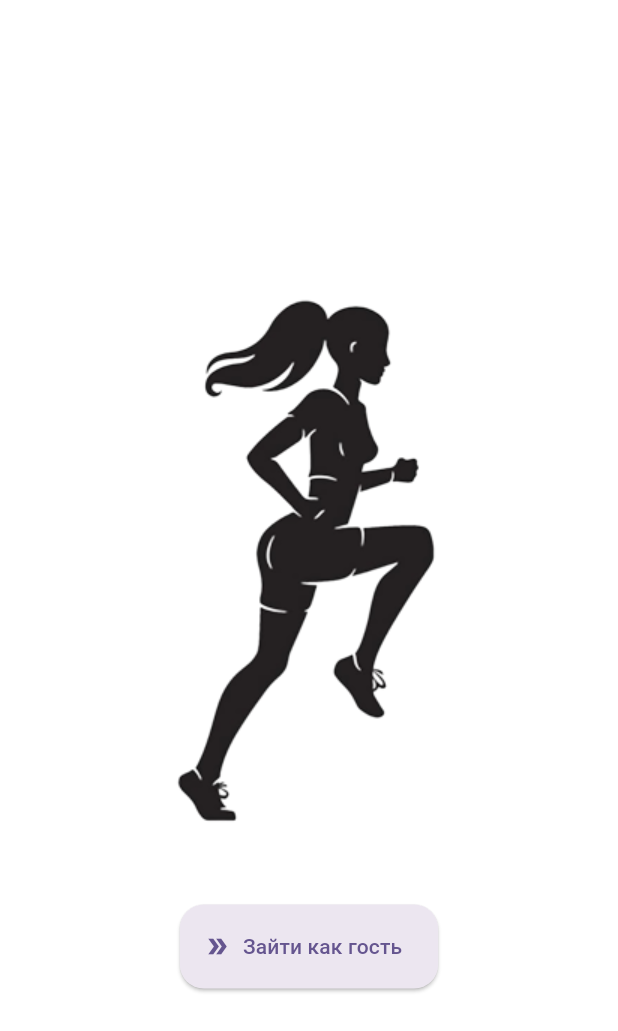
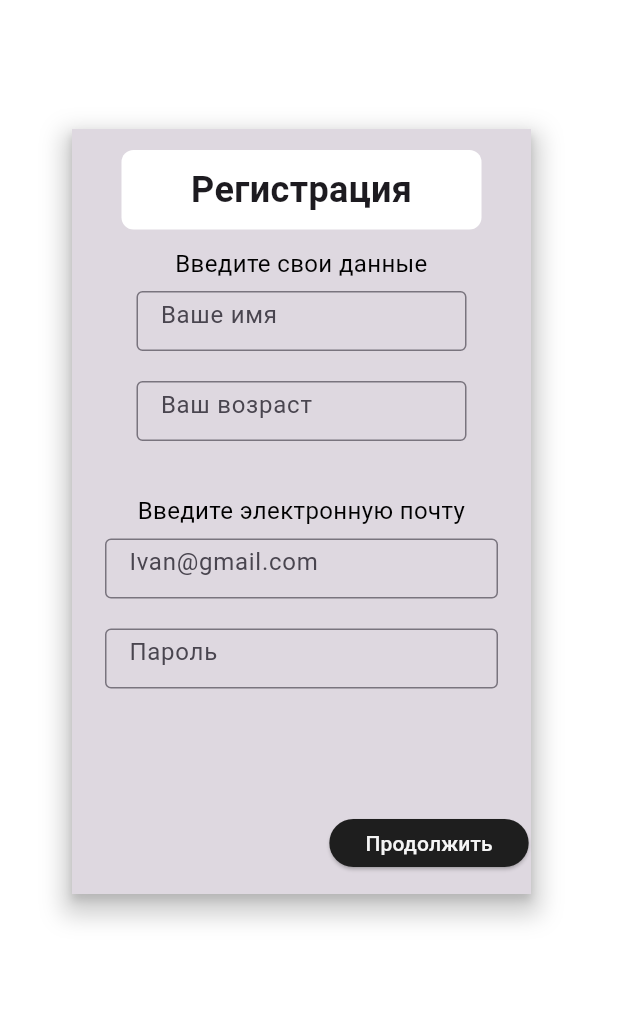
Before and after one commit to kosmanchik/HealthGo, a Flutter app: the RegistrationScreen screen opened directly, on a phone screen of 412 x 824 dp. Shown: the top 1031 px of the screen. Run offline on Flutter 3.47's test engine with Material 3 defaults, Android fonts, the phone set to English and light mode, and no system bars; our stand-ins replace shared_preferences; accounts and stored records are empty.

Commit message:
Registration screen
Implementation of registration screen without back-end registration.

```diff
--- a/lib/screens/Train/train.dart
+++ b/lib/screens/Train/train.dart
@@ -1,5 +1,5 @@
 import 'package:flutter/widgets.dart';
-import 'package:health_go/screens/train/exercise_screen.dart';
+import 'package:health_go/screens/Train/exercise_screen.dart';
 import 'package:health_go/supportive_widgets/image_section.dart';
 
 class Trains { //Класс тренировок, добавляем сюда все заготовленные тренировки в виде массива упражнений в нужном порядке
@@ -11,5 +11,4 @@ class Trains { //Класс тренировок, добавляем сюда в
     ExerciseScreen(ImageSection("assets/images/back_exercise.png"), 90),
     ExerciseScreen(ImageSection("assets/images/lunges_exercise.png"), 90)
   ];
-
 }
--- a/lib/screens/registration_screen.dart
+++ b/lib/screens/registration_screen.dart
@@ -1,39 +1,93 @@
 import 'package:flutter/material.dart';
-import 'package:health_go/screens/goal_screen.dart';
-import 'package:health_go/screens/train_choice.dart';
-import 'package:health_go/supportive_widgets/image_section.dart';
-import '../supportive_widgets/button_icon.dart';
-import '../user/preferences.dart';
+import 'package:flutter/widgets.dart';
+import 'package:health_go/supportive_widgets/button.dart';
+import 'package:health_go/supportive_widgets/input_textbox.dart';
+import 'package:health_go/supportive_widgets/registration_text.dart';
 
-// ignore: must_be_immutable
 class RegistrationScreen extends StatelessWidget{
-  final bool _isRegitrated = UserPreferences.GetIfRegistrated() ?? false; //либо мы знаем что пользователь зарегистрирован и сохраняли это => true, либо нет => false
-
-  RegistrationScreen({super.key});
+  const RegistrationScreen({super.key});
 
   @override
   Widget build(BuildContext context) {
     return Scaffold(
-      body: Column(
-        mainAxisAlignment: MainAxisAlignment.center,
-        crossAxisAlignment: CrossAxisAlignment.center,
-        spacing: 28,
-        children: [
-          ImageSection("assets/images/running_girl.png"),
-          ButtonIcon(Icon(Icons.double_arrow_outlined), Size(116.0, 56.0), "Зайти как гость", () {
-            Navigator.pushAndRemoveUntil(
-              context,
-              MaterialPageRoute(builder: (context) {
-                if (!_isRegitrated) {
-                  return GoalScreen();
-                }
-                return TrainChooseScreen();
-                }
+      body: Container(
+        decoration: BoxDecoration(
+          color: Color(0xFFDED8E0),
+          boxShadow: [
+            BoxShadow(
+              color: Colors.grey.withValues(alpha: 0.5),
+              spreadRadius: 0,
+              blurRadius: 4,
+              offset: Offset(0, 4),
+            ),
+            BoxShadow(
+              color: Colors.grey.withValues(alpha: 0.5),
+              spreadRadius: 6,
+              blurRadius: 12,
+              offset: Offset(0, 8),
+            )]
+          ),
+        height: 510,
+        width: 306,
+        margin: EdgeInsets.only(top: 86, left: 48),
+        child: Column(
+          children: [
+            Container(
+              height: 53,
+              width: 240,
+              decoration: BoxDecoration(
+                borderRadius: BorderRadius.circular(8),
+                color: Color(0xFFFFFFFF),
               ),
-              (route) => false); //Очищение стэка экранов (незачем хранить экраны регистрации и старта, когда пользователь уже вошел)
-          })
-        ],
-      )
+              margin: const EdgeInsets.only(top: 14),
+              child: Center(child: Text("Регистрация", style: TextStyle(
+                  fontWeight: FontWeight.w600,
+                  fontSize: 24,
+                ))
+              ),
+            ),
+
+            SizedBox(height: 11),
+
+            RegistrationText("Введите свои данные", 187, 30),
+
+            InputTextBox("Ваше имя", 220, 40),
+            SizedBox(height: 20),
+            InputTextBox("Ваш возраст", 220, 40),
+            SizedBox(height: 35),
+
+            RegistrationText("Введите электронную почту", 251, 30),
+
+            InputTextBox("Ivan@gmail.com", 262, 40),
+            SizedBox(height: 20),
+            InputTextBox("Пароль", 262, 40),
+
+            SizedBox(height: 79),
+            Container(
+              margin: EdgeInsets.only(left: 170),
+              child:
+                Button.withCustomTextColor(Size(116, 32), "Продолжить", () =>
+                  showDialog(
+                    context: context,
+                    builder: (context) => AlertDialog(
+                      title: Text("Сохранить данные?"),
+                      actions: [
+                        TextButton(
+                          onPressed: () => (),
+                          child: Text("Нет")),
+                        TextButton(
+                          onPressed: () {},
+                          child: Text("Да")
+                        )
+                      ],
+                    )
+                  ),
+                  Color(0xFF1E1E1E), Color(0xFFF5F5F5)
+                ),
+            )
+          ],
+        ),
+      ),
     );
   }
 }
--- a/lib/screens/start_screen.dart
+++ b/lib/screens/start_screen.dart
@@ -1,5 +1,5 @@
 import 'package:flutter/material.dart';
-import 'package:health_go/screens/registration_screen.dart';
+import 'package:health_go/screens/welcome_screen.dart';
 import '../supportive_widgets/image_section.dart';
 import '../supportive_widgets/button_icon.dart';
 
@@ -16,11 +16,11 @@ class StartScreen extends StatelessWidget //виджет стартового э
         spacing: 97,
         children: [
           ImageSection("assets/images/start_screen_man.png"),
-          ButtonIcon(Icon(Icons.emoji_emotions_outlined), Size(116.0, 56.0), "СТАРТ", () {
+          ButtonIcon.withStandardColor(Icon(Icons.emoji_emotions_outlined), Size(116.0, 56.0), "СТАРТ", () {
             //функция перехода на страницу регистрации
             Navigator.push(
               context,
-              MaterialPageRoute(builder: (context) => RegistrationScreen())
+              MaterialPageRoute(builder: (context) => WelcomeScreen())
             );
           })
         ],
--- a/lib/supportive_widgets/button.dart
+++ b/lib/supportive_widgets/button.dart
@@ -6,7 +6,11 @@ class Button extends StatelessWidget {
   final String _buttonText;
   final Color _buttonColor;
   final Size _buttonSize;
-  const Button(this._buttonSize, this._buttonText, this._onPressed, this._buttonColor, {super.key});
+  Color _textColor = Color(0xFF65558F);
+
+  Button(this._buttonSize, this._buttonText, this._onPressed, this._buttonColor, {super.key});
+
+  Button.withCustomTextColor(this._buttonSize, this._buttonText, this._onPressed, this._buttonColor, this._textColor, {super.key});
 
   @override
   Widget build(BuildContext context) {
@@ -14,7 +18,7 @@ class Button extends StatelessWidget {
       style: ElevatedButton.styleFrom(
         backgroundColor: _buttonColor,
         minimumSize: _buttonSize,
-        foregroundColor: Color(0xFF65558F)
+        foregroundColor: _textColor,
       ),
       onPressed: _onPressed,
       child: Text(_buttonText)
--- a/lib/supportive_widgets/button_icon.dart
+++ b/lib/supportive_widgets/button_icon.dart
@@ -6,8 +6,11 @@ class ButtonIcon extends StatelessWidget
   final VoidCallback _onPressed; //функция, вызывающиеся на нажатие кнопки
   final Icon? _icon; //иконка для отображения на кнопке
   final Size _buttonSize;
+  Color _buttonColor = Color(0xFFECE6F0);
+  Color _buttonFontColor = Color(0xFF65558F);
 
-  const ButtonIcon(this._icon, this._buttonSize, this._buttonText, this._onPressed, {super.key});
+  ButtonIcon.withStandardColor(this._icon, this._buttonSize, this._buttonText, this._onPressed, {super.key});
+  ButtonIcon(this._icon, this._buttonSize, this._buttonText, this._onPressed, this._buttonColor, this._buttonFontColor,{super.key});
 
   @override
   Widget build(BuildContext context) {
@@ -29,8 +32,8 @@ class ButtonIcon extends StatelessWidget
 
   ButtonStyle GetStandartStyle() {
     return ElevatedButton.styleFrom(
-      backgroundColor: Color(0xFFECE6F0),
-      foregroundColor: Color(0xFF65558F),
+      backgroundColor: _buttonColor,
+      foregroundColor: _buttonFontColor,
       minimumSize: _buttonSize,
       shape: const RoundedRectangleBorder(
         borderRadius: BorderRadius.all(Radius.circular(16)),
--- /dev/null
+++ b/lib/supportive_widgets/input_textbox.dart
@@ -0,0 +1,26 @@
+import 'package:flutter/material.dart';
+import 'package:flutter/widgets.dart';
+
+class InputTextBox extends StatelessWidget{
+  final String _hintText;
+  final double _width;
+  final double _height;
+
+  const InputTextBox(this._hintText, this._width, this._height, {super.key});
+
+  @override
+  Widget build(BuildContext context) {
+    return SizedBox(
+      width: _width,
+      height: _height,
+      child: TextField(
+        decoration: InputDecoration(
+          border: OutlineInputBorder(
+            borderRadius: BorderRadius.circular(4),
+          ),
+          hintText: _hintText,
+        ),
+      ),
+    );
+  }
+}
--- /dev/null
+++ b/lib/supportive_widgets/registration_text.dart
@@ -0,0 +1,22 @@
+import 'package:flutter/widgets.dart';
+
+class RegistrationText extends StatelessWidget {
+  final double _width;
+  final double _height;
+  final String _text;
+
+  const RegistrationText(this._text, this._width, this._height, {super.key});
+
+  @override
+  Widget build(BuildContext context) {
+    return SizedBox(
+      height: _height,
+      width: _width,
+      child: Text(
+        _text,
+        style: TextStyle(fontWeight: FontWeight.w400, fontSize: 16, color: Color(0xFF000000)),
+        textAlign: TextAlign.center
+      ),
+    );
+  }
+}
```
Also changed, not shown: lib/screens/Train/exercise_screen.dart (+6 -2 lines), lib/screens/Train/start_train_screen.dart (+16 -3 lines), lib/screens/welcome_screen.dart (added, +46 -0 lines).
